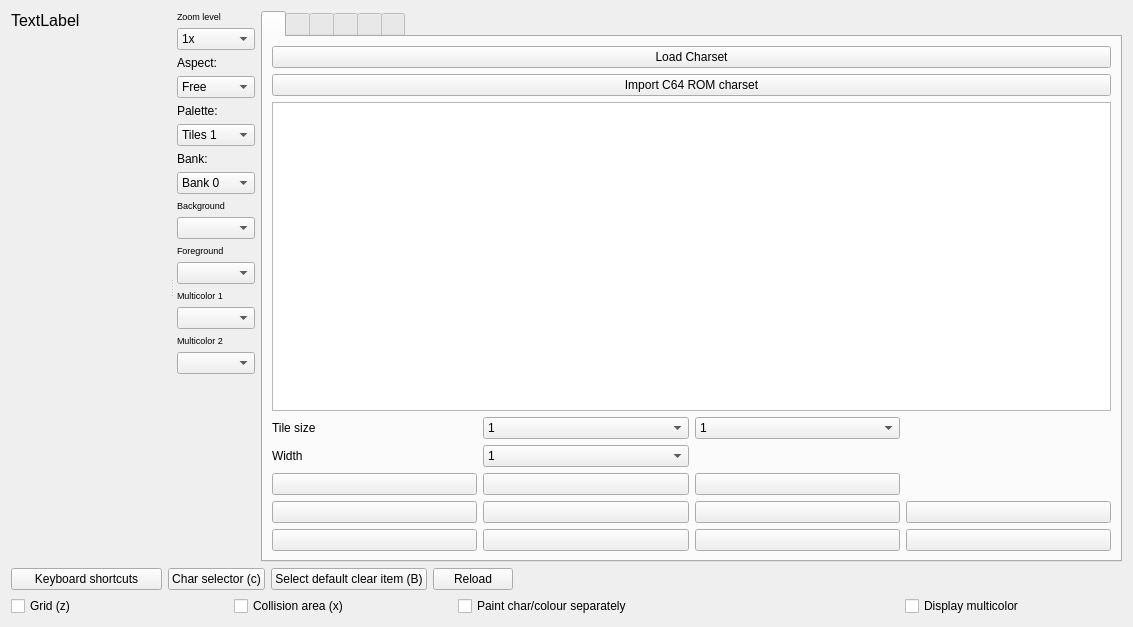
Above: source/trsedocuments/formimageeditor.ui from leuat/TRSE before the change. Below: the same form after it.
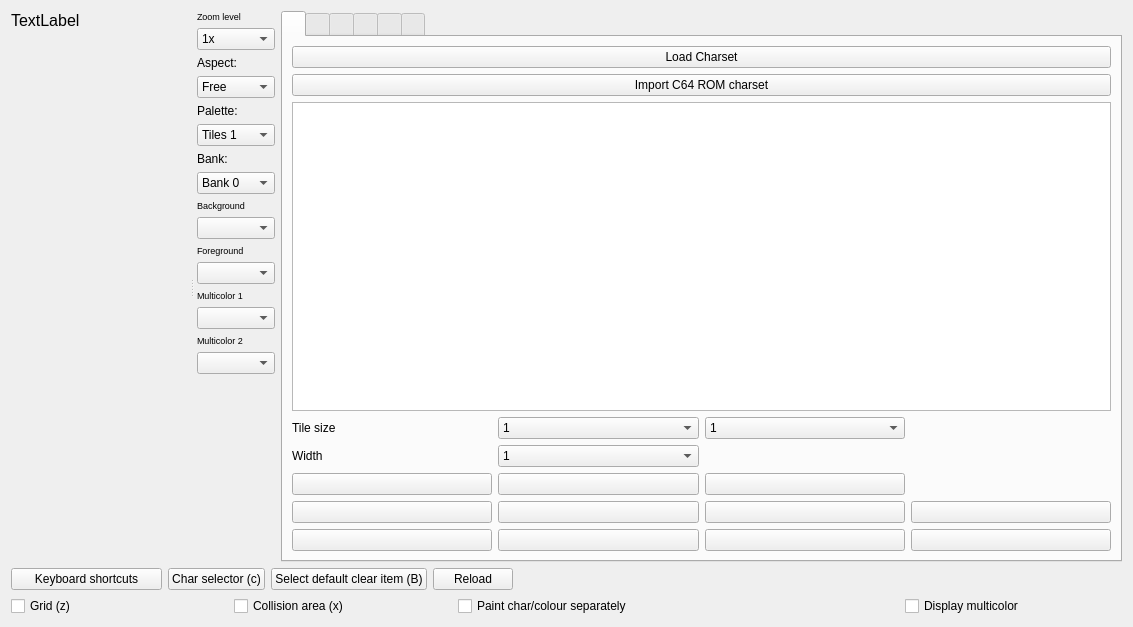
That is the form after the change. Icons and pictures are not drawn. Custom widgets are drawn as their Qt base class.

The edit to the form file:
```diff
--- a/source/trsedocuments/formimageeditor.ui
+++ b/source/trsedocuments/formimageeditor.ui
@@ -102,7 +102,7 @@
       </layout>
      </widget>
      <widget class="QWidget" name="layoutWidget">
-      <layout class="QHBoxLayout" name="ToolLayoutCombined" stretch="1,100">
+      <layout class="QHBoxLayout" name="ToolLayoutCombined" stretch="1,20">
        <property name="sizeConstraint">
         <enum>QLayout::SetDefaultConstraint</enum>
        </property>
@@ -391,7 +391,7 @@
          <widget class="QWidget" name="tabCharset">
           <property name="minimumSize">
            <size>
-            <width>330</width>
+            <width>0</width>
             <height>0</height>
            </size>
           </property>
```
Left out of the diff: 2 changed lines with no effect on the pictures.
